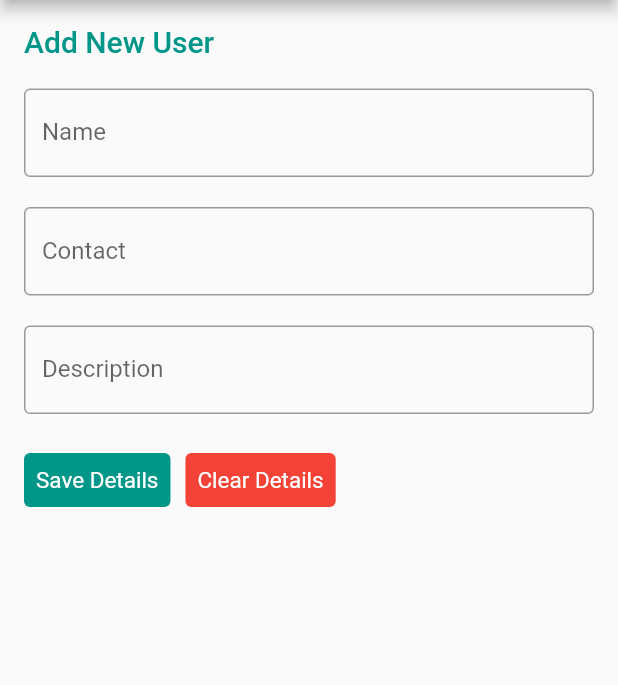
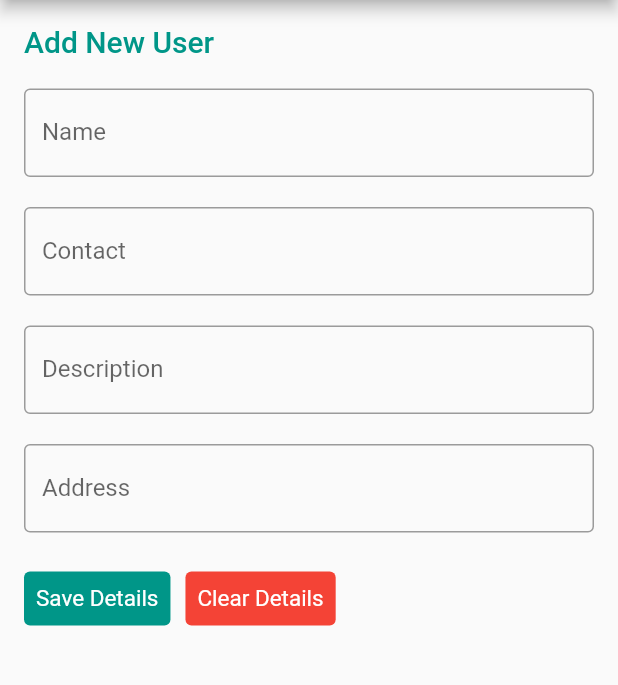
Before and after one commit to agismaulaya/Tugas8-9_SQLiteCRUD, a Flutter app: the AddUser screen opened directly, on a phone screen of 412 x 824 dp, the part 84-769 px from its top. Run offline on Flutter 3.47's test engine with Material 2 defaults, Android fonts, the phone set to English and light mode, and no system bars; our stand-ins replace sqflite, sqflite_common_ffi; accounts and stored records are empty.

Commit message:
AddUser.dart

```diff
--- a/lib/screens/AddUser.dart
+++ b/lib/screens/AddUser.dart
@@ -12,10 +12,13 @@ class _AddUserState extends State<AddUser> {
   var _userNameController = TextEditingController();
   var _userContactController = TextEditingController();
   var _userDescriptionController = TextEditingController();
+  var _userAddressController = TextEditingController(); // Added for address
   bool _validateName = false;
   bool _validateContact = false;
   bool _validateDescription = false;
+  bool _validateAddress = false; // Added for address
   var _userService = UserService();
+
   @override
   Widget build(BuildContext context) {
     return Scaffold(
@@ -46,7 +49,8 @@ class _AddUserState extends State<AddUser> {
                   labelText: 'Name',
                   errorText:
                       _validateName ? 'Name Value Can\'t Be Empty' : null,
-                  )),
+                ),
+              ),
               const SizedBox(
                 height: 20.0,
               ),
@@ -56,10 +60,10 @@ class _AddUserState extends State<AddUser> {
                   border: const OutlineInputBorder(),
                   hintText: 'Enter Contact',
                   labelText: 'Contact',
-                    errorText: _validateContact
-                        ? 'Contact Value Can\'t Be Empty'
-                        : null,
-                  )),
+                  errorText:
+                      _validateContact ? 'Contact Value Can\'t Be Empty' : null,
+                ),
+              ),
               const SizedBox(
                 height: 20.0,
               ),
@@ -72,7 +76,21 @@ class _AddUserState extends State<AddUser> {
                   errorText: _validateDescription
                       ? 'Description Value Can\'t Be Empty'
                       : null,
-                  )),
+                ),
+              ),
+              const SizedBox(
+                height: 20.0,
+              ),
+              TextField(
+                controller: _userAddressController,
+                decoration: InputDecoration(
+                  border: const OutlineInputBorder(),
+                  hintText: 'Enter Address',
+                  labelText: 'Address',
+                  errorText:
+                      _validateAddress ? 'Address Value Can\'t Be Empty' : null,
+                ),
+              ),
               const SizedBox(
                 height: 20.0,
               ),
@@ -82,7 +100,8 @@ class _AddUserState extends State<AddUser> {
                     style: TextButton.styleFrom(
                       primary: Colors.white,
                       backgroundColor: Colors.teal,
-                          textStyle: const TextStyle(fontSize: 15)),
+                      textStyle: const TextStyle(fontSize: 15),
+                    ),
                     onPressed: () async {
                       setState(() {
                         _userNameController.text.isEmpty
@@ -91,23 +110,29 @@ class _AddUserState extends State<AddUser> {
                         _userContactController.text.isEmpty
                             ? _validateContact = true
                             : _validateContact = false;
+                        _userAddressController.text.isEmpty // Added for address
+                            ? _validateAddress = true // Added for address
+                            : _validateAddress = false; // Added for address
                         _userDescriptionController.text.isEmpty
                             ? _validateDescription = true
                             : _validateDescription = false;
                       });
                       if (_validateName == false &&
                           _validateContact == false &&
+                          _validateAddress == false && // Added for address
                           _validateDescription == false) {
-// print("Good Data Can Save");
                         var _user = User();
                         _user.name = _userNameController.text;
                         _user.contact = _userContactController.text;
+                        _user.address =
+                            _userAddressController.text; // Added for address
                         _user.description = _userDescriptionController.text;
                         var result = await _userService.SaveUser(_user);
                         Navigator.pop(context, result);
                       }
                     },
-                      child: const Text('Save Details')),
+                    child: const Text('Save Details'),
+                  ),
                   const SizedBox(
                     width: 10.0,
                   ),
@@ -115,13 +140,16 @@ class _AddUserState extends State<AddUser> {
                     style: TextButton.styleFrom(
                       primary: Colors.white,
                       backgroundColor: Colors.red,
-                          textStyle: const TextStyle(fontSize: 15)),
+                      textStyle: const TextStyle(fontSize: 15),
+                    ),
                     onPressed: () {
                       _userNameController.text = '';
                       _userContactController.text = '';
                       _userDescriptionController.text = '';
+                      _userAddressController.text = '';
                     },
-                      child: const Text('Clear Details'))
+                    child: const Text('Clear Details'),
+                  )
                 ],
               )
             ],
```
Lines whose indentation alone changed are shown as unchanged.
